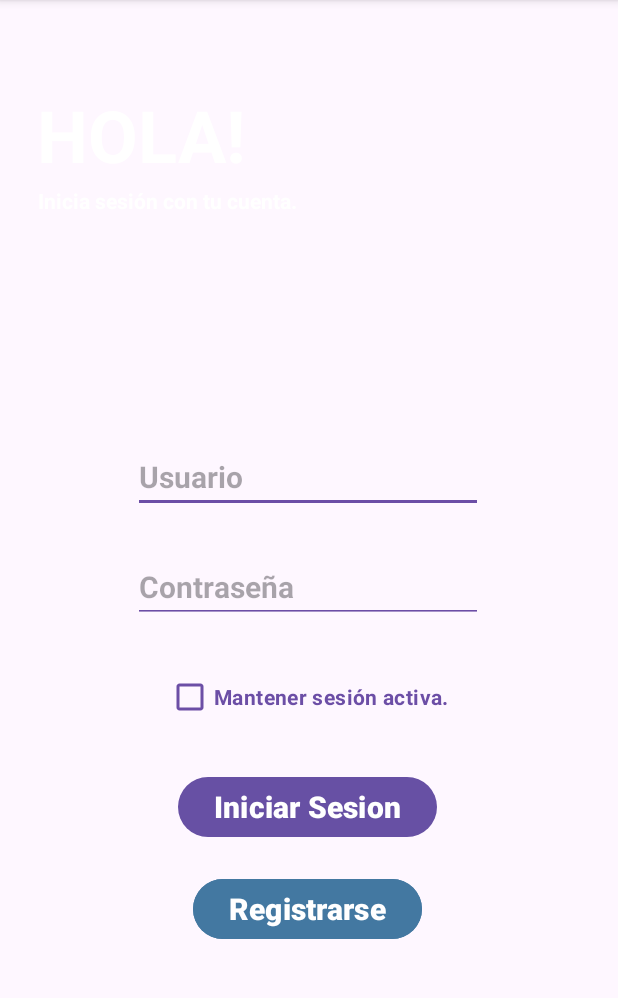
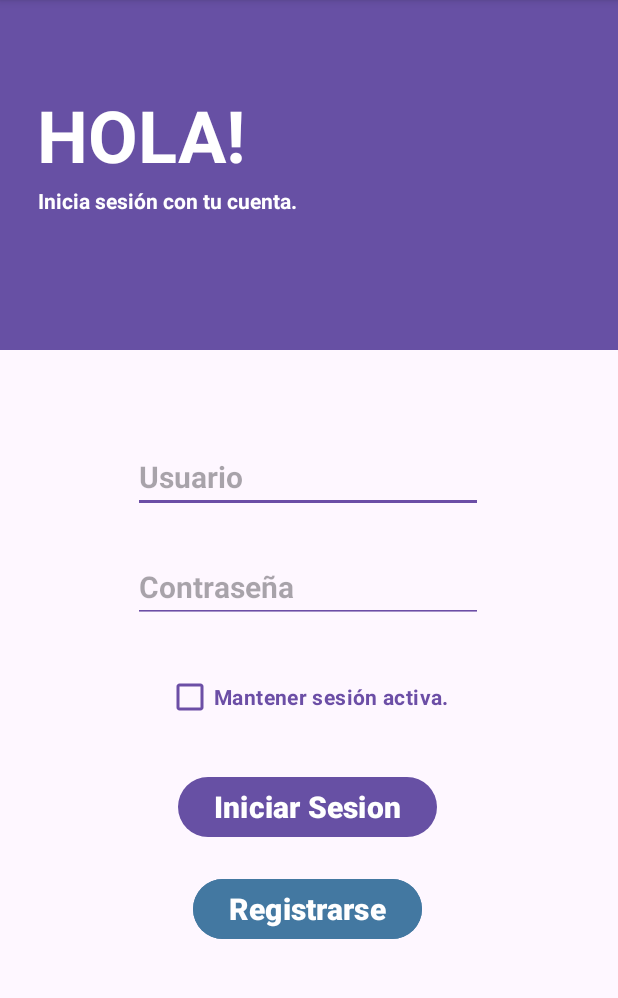
Before and after one commit to Sormec/readly, an Android app: the LoginActivity screen opened directly, with no data from a screen before it, on a phone screen of 412 x 824 dp, the part 96-1094 px from its top. Run offline under Robolectric (Android 15) with nearby library versions, the phone set to English and light mode, and no system bars.

Commit message:
le puse un toolbar

```diff
--- a/app/src/main/res/layout/activity_login.xml
+++ b/app/src/main/res/layout/activity_login.xml
@@ -6,49 +6,6 @@
     android:layout_width="match_parent"
     android:layout_height="match_parent"
     tools:context=".LoginActivity">
-
-    <ImageView
-        android:id="@+id/imageView7"
-        android:layout_width="412dp"
-        android:layout_height="219dp"
-        app:layout_constraintBottom_toBottomOf="parent"
-        app:layout_constraintEnd_toEndOf="parent"
-        app:layout_constraintHorizontal_bias="1.0"
-        app:layout_constraintStart_toStartOf="parent"
-        app:layout_constraintTop_toTopOf="parent"
-        app:layout_constraintVertical_bias="0.0"
-        tools:srcCompat="@color/colorprimario" />
-
-    <TextView
-        android:id="@+id/textView3"
-        android:layout_width="wrap_content"
-        android:layout_height="wrap_content"
-        android:text="Inicia sesión con tu cuenta."
-        android:textColor="@color/colorblanco"
-        android:textColorLink="@color/colorblanco"
-        android:textSize="14sp"
-        android:textStyle="bold"
-        app:layout_constraintBottom_toBottomOf="parent"
-        app:layout_constraintEnd_toEndOf="parent"
-        app:layout_constraintHorizontal_bias="0.105"
-        app:layout_constraintStart_toStartOf="parent"
-        app:layout_constraintTop_toTopOf="parent"
-        app:layout_constraintVertical_bias="0.167" />
-
-    <TextView
-        android:id="@+id/textView2"
-        android:layout_width="wrap_content"
-        android:layout_height="wrap_content"
-        android:text="HOLA!"
-        android:textColor="@color/colorblanco"
-        android:textSize="48sp"
-        android:textStyle="bold"
-        app:layout_constraintBottom_toBottomOf="parent"
-        app:layout_constraintEnd_toEndOf="parent"
-        app:layout_constraintHorizontal_bias="0.091"
-        app:layout_constraintStart_toStartOf="parent"
-        app:layout_constraintTop_toTopOf="parent"
-        app:layout_constraintVertical_bias="0.082" />
 
     <LinearLayout
         android:layout_width="wrap_content"
@@ -135,4 +92,48 @@
             android:textStyle="bold" />
     </LinearLayout>
 
+    <androidx.appcompat.widget.Toolbar
+        android:id="@+id/toolbar3"
+        android:layout_width="416dp"
+        android:layout_height="233dp"
+        android:background="?attr/colorPrimary"
+        android:minHeight="?attr/actionBarSize"
+        android:theme="?attr/actionBarTheme"
+        app:layout_constraintBottom_toBottomOf="parent"
+        app:layout_constraintEnd_toEndOf="parent"
+        app:layout_constraintStart_toStartOf="parent"
+        app:layout_constraintTop_toTopOf="parent"
+        app:layout_constraintVertical_bias="0.0" />
+
+    <TextView
+        android:id="@+id/textView3"
+        android:layout_width="wrap_content"
+        android:layout_height="wrap_content"
+        android:text="Inicia sesión con tu cuenta."
+        android:textColor="@color/colorblanco"
+        android:textColorLink="@color/colorblanco"
+        android:textSize="14sp"
+        android:textStyle="bold"
+        app:layout_constraintBottom_toBottomOf="parent"
+        app:layout_constraintEnd_toEndOf="parent"
+        app:layout_constraintHorizontal_bias="0.105"
+        app:layout_constraintStart_toStartOf="parent"
+        app:layout_constraintTop_toTopOf="parent"
+        app:layout_constraintVertical_bias="0.167" />
+
+    <TextView
+        android:id="@+id/textView2"
+        android:layout_width="wrap_content"
+        android:layout_height="wrap_content"
+        android:text="HOLA!"
+        android:textColor="@color/colorblanco"
+        android:textSize="48sp"
+        android:textStyle="bold"
+        app:layout_constraintBottom_toBottomOf="parent"
+        app:layout_constraintEnd_toEndOf="parent"
+        app:layout_constraintHorizontal_bias="0.091"
+        app:layout_constraintStart_toStartOf="parent"
+        app:layout_constraintTop_toTopOf="parent"
+        app:layout_constraintVertical_bias="0.082" />
+
 </androidx.constraintlayout.widget.ConstraintLayout>
```
